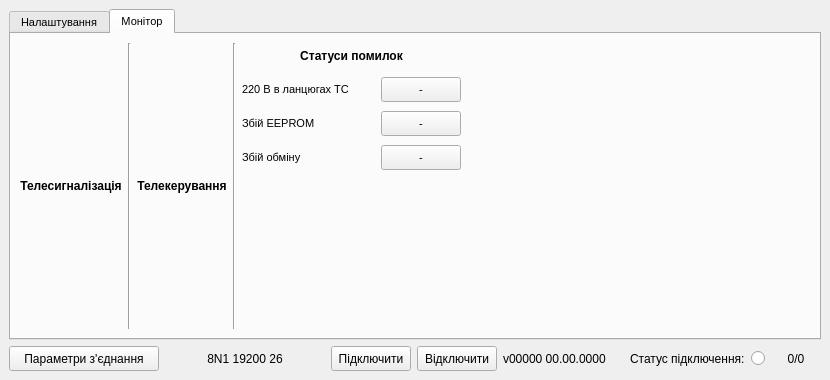
Old version of the form mdio.ui in the repository Goodjamp/Mdio.
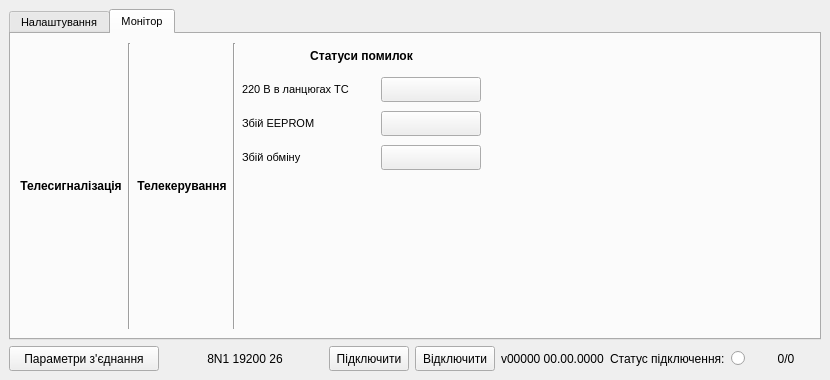
New version of the form. The open tabs and pages were chosen to show the change.

```diff
--- a/mdio.ui
+++ b/mdio.ui
@@ -906,7 +906,7 @@
                </size>
               </property>
               <property name="text">
-               <string>-</string>
+               <string/>
               </property>
               <property name="checkable">
                <bool>true</bool>
@@ -936,7 +936,7 @@
              <widget class="QPushButton" name="pbEepromStatus">
               <property name="minimumSize">
                <size>
-                <width>0</width>
+                <width>100</width>
                 <height>25</height>
                </size>
               </property>
@@ -947,7 +947,10 @@
                </size>
               </property>
               <property name="text">
-               <string>-</string>
+               <string/>
+              </property>
+              <property name="checkable">
+               <bool>true</bool>
               </property>
              </widget>
             </item>
@@ -966,7 +969,10 @@
                </size>
               </property>
               <property name="text">
-               <string>-</string>
+               <string/>
+              </property>
+              <property name="checkable">
+               <bool>true</bool>
               </property>
              </widget>
             </item>
@@ -1123,13 +1129,13 @@
        <widget class="QLabel" name="lConnectionStatistic">
         <property name="minimumSize">
          <size>
-          <width>50</width>
+          <width>70</width>
           <height>25</height>
          </size>
         </property>
         <property name="maximumSize">
          <size>
-          <width>50</width>
+          <width>70</width>
           <height>25</height>
          </size>
         </property>
```
Left out of the diff: 4 changed lines with no effect on the pictures.
